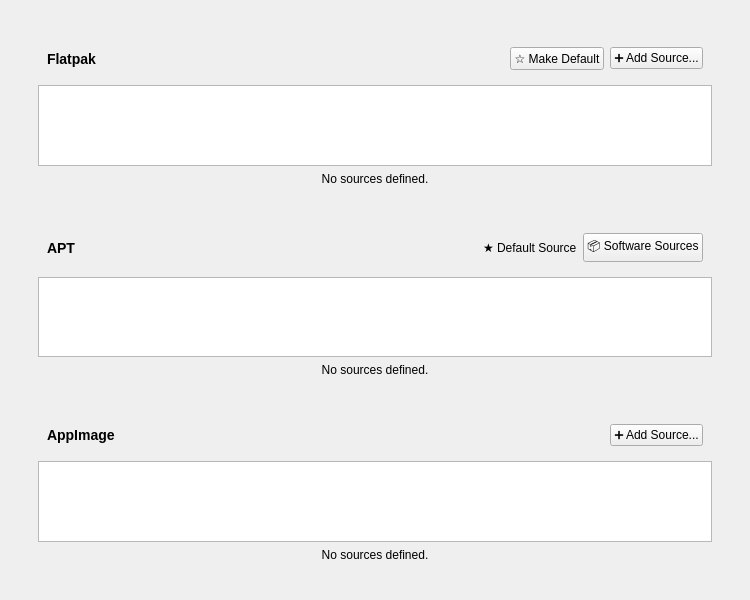
Qt form src/ui/settings_panel.ui (anocweb/apt-ex-package-manager) before a commit.
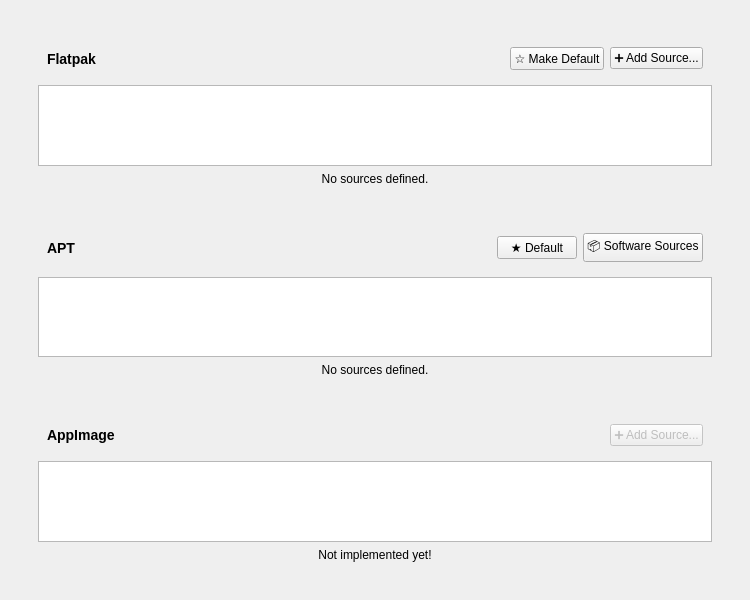
The same form after that commit.

Commit message: Implement modular repository system and persistent settings

```diff
--- a/src/ui/settings_panel.ui
+++ b/src/ui/settings_panel.ui
@@ -155,9 +155,9 @@
               </spacer>
              </item>
              <item>
-              <widget class="QLabel" name="aptDefaultLabel">
+              <widget class="QPushButton" name="makeDefaultApt">
                <property name="text">
-                <string>★ Default Source</string>
+                <string>★ Default</string>
                </property>
               </widget>
              </item>
@@ -237,6 +237,9 @@
                <property name="text">
                 <string>➕ Add Source...</string>
                </property>
+               <property name="enabled">
+                <bool>false</bool>
+               </property>
               </widget>
              </item>
             </layout>
@@ -261,7 +264,7 @@
           <item>
            <widget class="QLabel" name="appimageNoSources">
             <property name="text">
-             <string>No sources defined.</string>
+             <string>Not implemented yet!</string>
             </property>
             <property name="alignment">
              <set>Qt::AlignCenter</set>
```
The commit also changes 14 other files.
